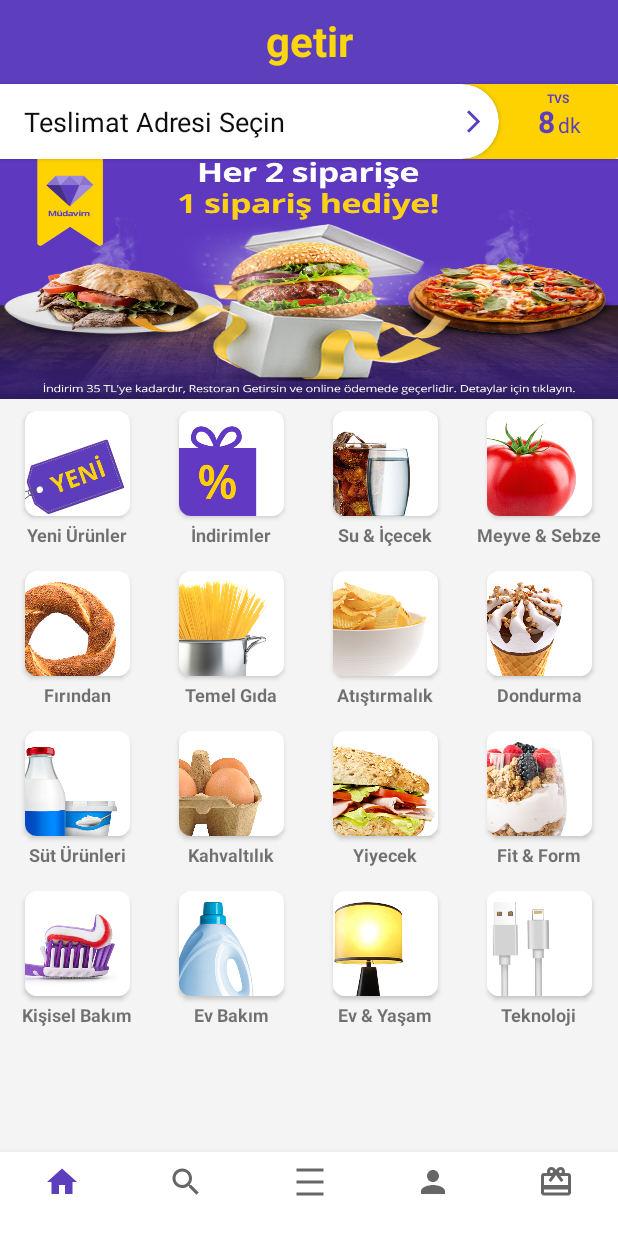
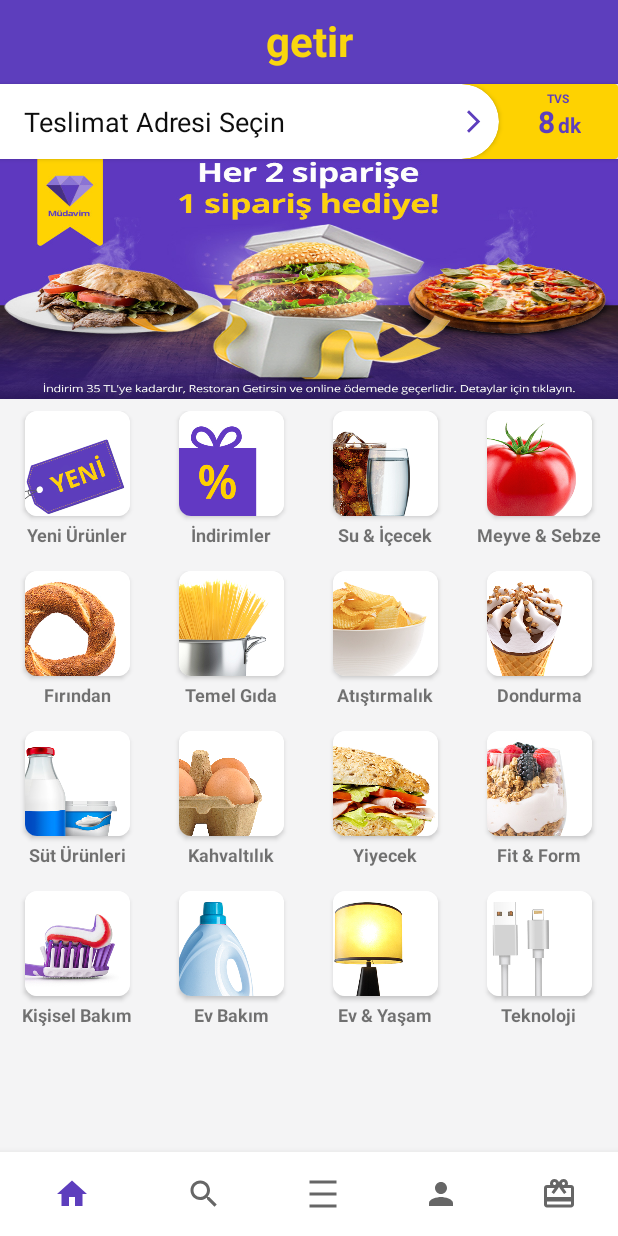
Before and after one commit to mehmetsaltan1/DevNotKotlinBootcamp-GetirUI-With-ReyclerView, an Android app: the screen it shows after launch (MainActivity), on a phone screen of 412 x 824 dp. Run offline under Robolectric (Android 15) with nearby library versions, the phone set to English and light mode, and no system bars; Roboto replaces fonts that are not available here.

Commit message:
the codes were reorganized and the project was terminated

```diff
--- a/app/src/main/java/com/example/getiruiwithrecyclerview/MainActivity.kt
+++ b/app/src/main/java/com/example/getiruiwithrecyclerview/MainActivity.kt
@@ -10,29 +10,54 @@ import com.example.getiruiwithrecyclerview.databinding.ActivityMainBinding
 import com.example.getiruiwithrecyclerview.entity.Categories
 
 class MainActivity : AppCompatActivity() {
-    private lateinit var tasarim:ActivityMainBinding
+    private lateinit var tasarim: ActivityMainBinding
     override fun onCreate(savedInstanceState: Bundle?) {
         super.onCreate(savedInstanceState)
         tasarim = ActivityMainBinding.inflate(layoutInflater)
-        tasarim.rv.layoutManager = StaggeredGridLayoutManager(4, StaggeredGridLayoutManager.VERTICAL)
+        tasarim.rv.layoutManager =
+            StaggeredGridLayoutManager(4, StaggeredGridLayoutManager.VERTICAL)
         val categoriesList = ArrayList<Categories>()
-        categoriesList.add(Categories("Yeni Ürünler","yeniurunler"))
-        categoriesList.add(Categories("İndirimler","indirimler"))
-        categoriesList.add(Categories("Su & İçecek","icecek"))
-        categoriesList.add(Categories("Meyve & Sebze","meyvesebze"))
-        categoriesList.add(Categories("Fırından","firindan"))
-        categoriesList.add(Categories("Temel Gıda","temelgida"))
-        categoriesList.add(Categories("Atıştırmalık","atistirmalik"))
-        categoriesList.add(Categories("Dondurma","dondurma"))
-        categoriesList.add(Categories("Süt Ürünleri","suturunleri"))
-        categoriesList.add(Categories("Kahvaltılık","kahvaltilik"))
-        categoriesList.add(Categories("Yiyecek","yiyecek"))
-        categoriesList.add(Categories("Fit & Form","fitform"))
-        categoriesList.add(Categories("Kişisel Bakım","kisiselbakim"))
-        categoriesList.add(Categories("Ev Bakım","evbakim"))
-        categoriesList.add(Categories("Ev & Yaşam","evyasam"))
-        categoriesList.add(Categories("Teknoloji","teknoloji"))
-        val adapter = CategoriesAdapter(this,categoriesList)
+        val categoriNameList = arrayOf(
+            "Yeni Ürünler",
+            "İndirimler",
+            "Su & İçecek",
+            "Meyve & Sebze",
+            "Fırından",
+            "Temel Gıda",
+            "Atıştırmalık",
+            "Dondurma",
+            "Süt Ürünleri",
+            "Kahvaltılık",
+            "Yiyecek",
+            "Fit & Form",
+            "Kişisel Bakım",
+            "Ev Bakım",
+            "Ev & Yaşam",
+            "Teknoloji"
+        )
+        val categoriImageList = arrayOf(
+            "yeniurunler",
+            "indirimler",
+            "icecek",
+            "meyvesebze",
+            "firindan",
+            "temelgida",
+            "atistirmalik",
+            "dondurma",
+            "suturunleri",
+            "kahvaltilik",
+            "yiyecek",
+            "fitform",
+            "kisiselbakim",
+            "evbakim",
+            "evyasam",
+            "teknoloji"
+        )
+        for (i in categoriNameList.indices) {
+            categoriesList.add(Categories(categoriNameList[i], categoriImageList[i]))
+        }
+
+        val adapter = CategoriesAdapter(this, categoriesList)
         tasarim.rv.adapter = adapter
         setContentView(tasarim.root)
 
--- a/app/src/main/res/layout/activity_main.xml
+++ b/app/src/main/res/layout/activity_main.xml
@@ -20,16 +20,7 @@
             app:layout_constraintStart_toStartOf="parent"
             app:layout_constraintTop_toTopOf="parent" />
 
-        <com.google.android.material.bottomnavigation.BottomNavigationView
-            android:id="@+id/bottom_navigationbar"
-            android:layout_width="match_parent"
-            android:layout_height="wrap_content"
-            app:itemPaddingBottom="10dp"
-            app:labelVisibilityMode="labeled"
-            app:layout_constraintBottom_toBottomOf="parent"
-            app:layout_constraintLeft_toLeftOf="parent"
-            app:layout_constraintRight_toRightOf="parent"
-            app:menu="@menu/menu"></com.google.android.material.bottomnavigation.BottomNavigationView>
+
 
         <androidx.cardview.widget.CardView
             android:id="@+id/cardView"
@@ -125,6 +116,7 @@
                             android:text="dk"
                             android:textColor="@color/purple_500"
                             android:textSize="14sp"
+                            android:textStyle="bold"
                             app:layout_constraintBottom_toBottomOf="parent"
                             app:layout_constraintStart_toEndOf="@+id/textView3"
                             app:layout_constraintTop_toTopOf="parent" />
@@ -160,13 +152,24 @@
             android:id="@+id/rv"
             android:layout_width="0dp"
             android:layout_height="0dp"
-            android:layout_marginBottom="50dp"
             android:background="#F4F4F5"
             android:backgroundTint="#F4F4F5"
-            app:layout_constraintBottom_toBottomOf="@+id/bottom_navigationbar"
+            app:layout_constraintBottom_toTopOf="@+id/bottomNavigationView"
             app:layout_constraintEnd_toEndOf="parent"
             app:layout_constraintStart_toStartOf="parent"
             app:layout_constraintTop_toBottomOf="@+id/imageView2" />
 
+        <com.google.android.material.bottomnavigation.BottomNavigationView
+            android:id="@+id/bottomNavigationView"
+            android:layout_width="match_parent"
+            android:layout_height="wrap_content"
+            android:background="#fff"
+            app:itemPaddingBottom="0dp"
+            app:itemPaddingTop="18dp"
+            app:layout_constraintBottom_toBottomOf="parent"
+            app:layout_constraintEnd_toEndOf="parent"
+            app:layout_constraintStart_toStartOf="parent"
+            app:menu="@menu/bottom_nav_menu" />
+
 
 </androidx.constraintlayout.widget.ConstraintLayout>
--- a/app/src/main/res/values-night/themes.xml
+++ b/app/src/main/res/values-night/themes.xml
@@ -1,6 +1,6 @@
 <resources xmlns:tools="http://schemas.android.com/tools">
     <!-- Base application theme. -->
-    <style name="Theme.GetirUIWithRecyclerView" parent="Theme.MaterialComponents.DayNight.DarkActionBar">
+    <style name="Theme.GetirUIWithRecyclerView" parent="Theme.AppCompat.Light.NoActionBar">
         <!-- Primary brand color. -->
         <item name="colorPrimary">@color/purple_200</item>
         <item name="colorPrimaryVariant">@color/purple_700</item>
@@ -12,7 +12,7 @@
         <!-- Status bar color. -->
         <item name="android:statusBarColor" tools:targetApi="l">?attr/colorPrimaryVariant</item>
         <!-- Customize your theme here. -->
+        <item name="windowNoTitle">true</item>
         <item name="windowActionBar">false</item>
-        <item name="windowNoTitle">true</item>
     </style>
 </resources>
--- a/app/src/main/res/values/themes.xml
+++ b/app/src/main/res/values/themes.xml
@@ -1,7 +1,7 @@
 <resources xmlns:tools="http://schemas.android.com/tools">
     <!-- Base application theme. -->
-    <style name="Theme.GetirUIWithRecyclerView" parent="Theme.MaterialComponents.DayNight.DarkActionBar">
-        <!-- Primary brand color. -->
+    <style name="Theme.GetirUIWithRecyclerView" parent="Theme.AppCompat.Light.NoActionBar">
+    <!-- Primary brand color. -->
         <item name="colorPrimary">@color/purple_500</item>
         <item name="colorPrimaryVariant">@color/purple_700</item>
         <item name="colorOnPrimary">@color/white</item>
@@ -12,7 +12,7 @@
         <!-- Status bar color. -->
         <item name="android:statusBarColor" tools:targetApi="l">?attr/colorPrimaryVariant</item>
         <!-- Customize your theme here. -->
+        <item name="windowNoTitle">true</item>
         <item name="windowActionBar">false</item>
-        <item name="windowNoTitle">true</item>
     </style>
 </resources>
```
Also changed, not shown: app/src/main/res/menu/bottom_nav_menu.xml (renamed from app/src/main/res/menu/menu.xml).
